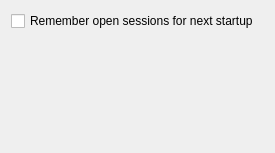
First picture: the form in config/general.ui, repository KDE/krdc, before the edit.
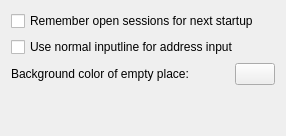
Second picture: the form after the edit. Custom widgets are drawn as their Qt base class.

Commit message: * drop use of qobject_casts: instead use a QList of RemoteViews; this change allows later also easier support for saving the open sessions and reopen them at the next start. * less code duplication: Do not create scroll areas in 3 different places. * implement more settings:  * background color of remote views  * mode of KUrlNavigator * handle also situation when window is closed with the [X]: ask for confirmation.

The edit to the form file:
```diff
--- a/config/general.ui
+++ b/config/general.ui
@@ -9,6 +9,47 @@
      </property>
     </widget>
    </item>
+   <item>
+    <widget class="QCheckBox" name="kcfg_NormalUrlInputLine" >
+     <property name="text" >
+      <string>Use normal inputline for address input</string>
+     </property>
+    </widget>
+   </item>
+   <item>
+    <layout class="QHBoxLayout" >
+     <item>
+      <widget class="QLabel" name="backgroundLabel" >
+       <property name="text" >
+        <string>Background color of empty place:</string>
+       </property>
+      </widget>
+     </item>
+     <item>
+      <spacer>
+       <property name="orientation" >
+        <enum>Qt::Horizontal</enum>
+       </property>
+       <property name="sizeHint" >
+        <size>
+         <width>40</width>
+         <height>20</height>
+        </size>
+       </property>
+      </spacer>
+     </item>
+     <item>
+      <widget class="KColorButton" name="kcfg_BackgroundColor" >
+       <property name="sizePolicy" >
+        <sizepolicy vsizetype="Fixed" hsizetype="MinimumExpanding" >
+         <horstretch>0</horstretch>
+         <verstretch>0</verstretch>
+        </sizepolicy>
+       </property>
+      </widget>
+     </item>
+    </layout>
+   </item>
    <item>
     <spacer>
      <property name="orientation" >
@@ -16,14 +57,21 @@
      </property>
      <property name="sizeHint" >
       <size>
-       <width>253</width>
-       <height>111</height>
+       <width>20</width>
+       <height>40</height>
       </size>
      </property>
     </spacer>
    </item>
   </layout>
  </widget>
+ <customwidgets>
+  <customwidget>
+   <class>KColorButton</class>
+   <extends>QPushButton</extends>
+   <header>kcolorbutton.h</header>
+  </customwidget>
+ </customwidgets>
  <resources/>
  <connections/>
 </ui>
```
The commit also changes 3 other files.
